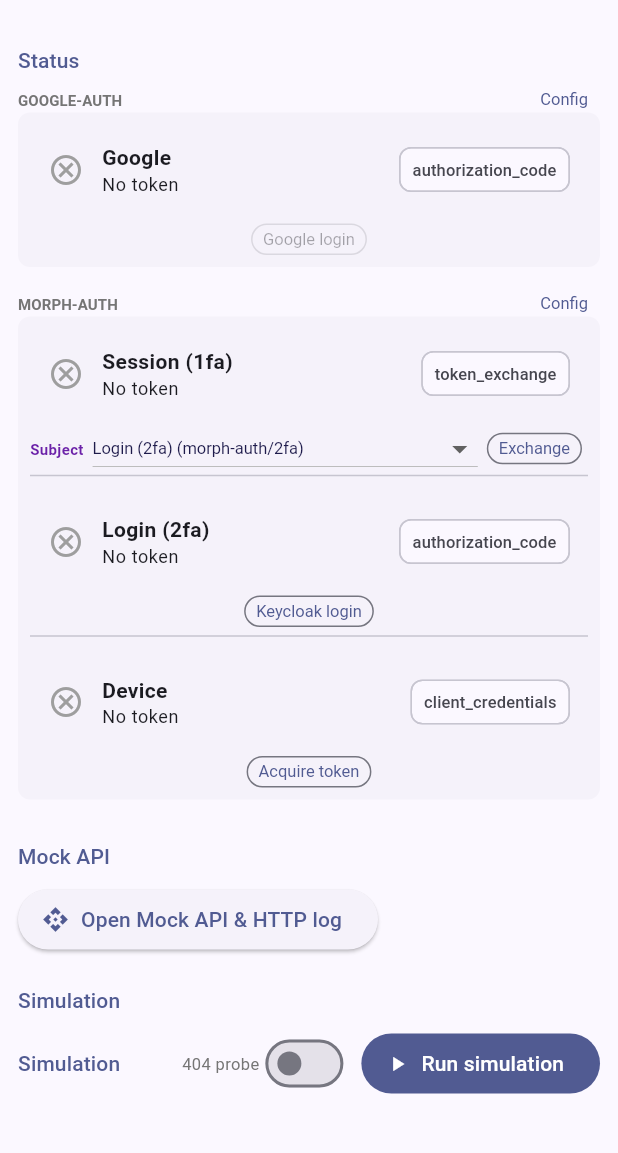
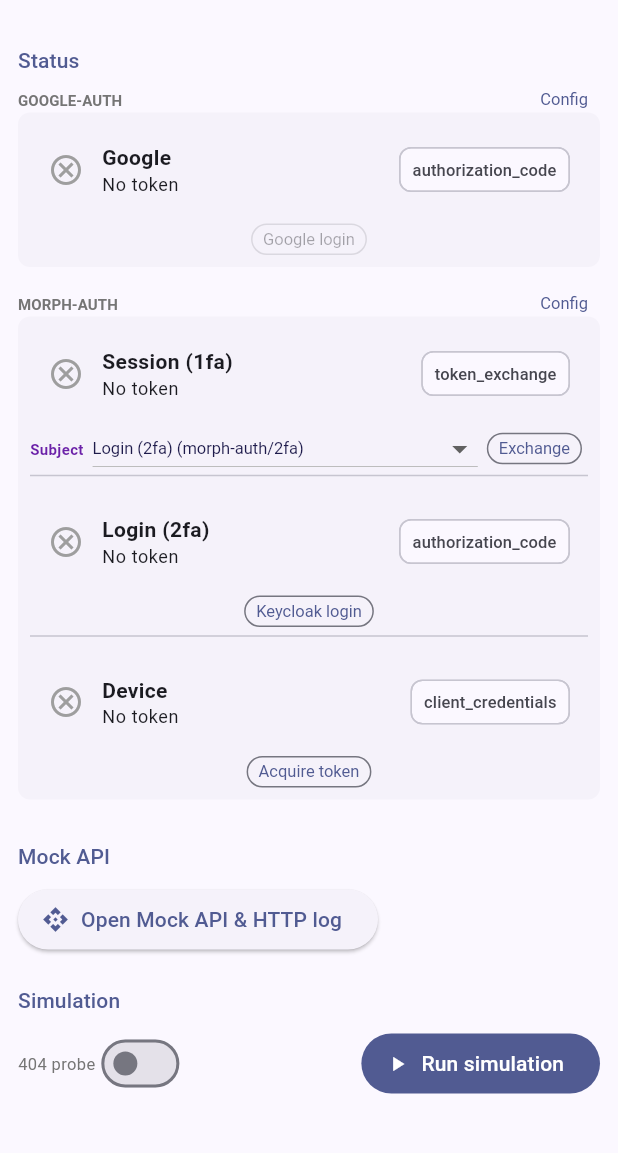
Before and after one commit to burgan-tech/morph-api-client, a Flutter app: the screen it shows after launch, on a phone screen of 412 x 824 dp, the part 63-1216 px from its top. Run offline on Flutter 3.47's test engine with Material 3 defaults, Android fonts, the phone set to English and light mode, and no system bars; our stand-ins replace app_links, shared_preferences; missing offline and left inert: dart:html, morph_core_storage, morph_data_store.

Commit message:
chore(poc): address PR #28 review (precedence, timeouts, UI dupes)
- simulation_panel: fix &&/|| precedence in session-dead guard
- simulation_panel: drop duplicate Simulation title; use Spacer in toolbar
- mock_api_sheet: message color from result.isError; remove redundant ternary
- poc_simulation: 10s timeout on http.get; document PoC string-matching tradeoff

Co-authored-by: Cursor <cursoragent@cursor.com>

```diff
--- a/poc/flutter-poc/lib/poc_simulation.dart
+++ b/poc/flutter-poc/lib/poc_simulation.dart
@@ -188,7 +188,9 @@ Future<PocSimStepResult> _runFetch(
     PocSimFetchStep step, String mockApiBase) async {
   final url = '$mockApiBase${step.path}';
   try {
-    final res = await http.get(Uri.parse(url));
+    final res = await http
+        .get(Uri.parse(url))
+        .timeout(const Duration(seconds: 10));
     final expectedStatus = step.expectStatus;
     final ok = expectedStatus == null
         ? res.statusCode < 400
@@ -229,6 +231,8 @@ Future<PocSimStepResult> _runHost(
       body: res.body,
     );
   } catch (e) {
+    // PoC: morph_core/hostFetch errors are surfaced as opaque strings until
+    // typed error parity exists; keep heuristic aligned with Gemini review (#28).
     final msg = e.toString();
     final isAuth = msg.contains('401') ||
         msg.contains('403') ||
--- a/poc/flutter-poc/lib/widgets/simulation_panel.dart
+++ b/poc/flutter-poc/lib/widgets/simulation_panel.dart
@@ -59,8 +59,8 @@ class _SimulationPanelState extends State<SimulationPanel> {
           (id) => step is PocSimHostStep && step.auth == id,
         );
         if (isSessionDead &&
-            detail.contains('invalid_grant') ||
-            detail.contains('Token is not active')) {
+            (detail.contains('invalid_grant') ||
+                detail.contains('Token is not active'))) {
           setState(() => _sessionDeadMessage = widget.cfg.sessionDeadMessage);
           break;
         }
@@ -84,15 +84,7 @@ class _SimulationPanelState extends State<SimulationPanel> {
           padding: const EdgeInsets.fromLTRB(12, 4, 12, 0),
           child: Row(
             children: [
-              Expanded(
-                child: Text(
-                  'Simulation',
-                  style: Theme.of(context).textTheme.titleSmall?.copyWith(
-                        color: colorScheme.primary,
-                      ),
-                ),
-              ),
-              // 404 probe toggle
+              // Title lives in HomeScreen (`_SectionHeader('Simulation')`).
               Row(
                 mainAxisSize: MainAxisSize.min,
                 children: [
@@ -108,7 +100,7 @@ class _SimulationPanelState extends State<SimulationPanel> {
                   ),
                 ],
               ),
-              const SizedBox(width: 8),
+              const Spacer(),
               FilledButton.icon(
                 icon: _running
                     ? const SizedBox(
```
Also changed, not shown: poc/flutter-poc/lib/widgets/mock_api_sheet.dart (+7 -6 lines).
